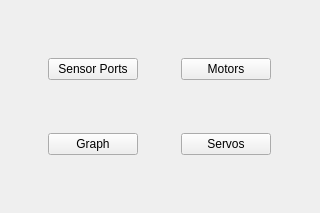
Qt form cbcui/ui/SensorsMotors.ui (kipr/cbc) before a commit.
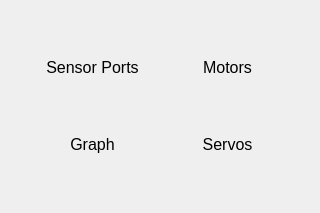
The same form after that commit. Icons and pictures are not drawn.

```diff
--- a/cbcui/ui/SensorsMotors.ui
+++ b/cbcui/ui/SensorsMotors.ui
@@ -13,55 +13,135 @@
   <property name="windowTitle">
    <string>Form</string>
   </property>
-  <layout class="QGridLayout" name="gridLayout">
-   <item row="0" column="0">
-    <widget class="QPushButton" name="ui_sensorPortsButton">
-     <property name="maximumSize">
+  <layout class="QGridLayout" >
+   <item row="0" column="0" >
+    <widget class="QPushButton" name="ui_sensorPortsButton" >
+     <property name="minimumSize" >
       <size>
-       <width>90</width>
-       <height>16777215</height>
+       <width>95</width>
+       <height>30</height>
       </size>
      </property>
-     <property name="text">
+     <property name="maximumSize" >
+      <size>
+       <width>95</width>
+       <height>30</height>
+      </size>
+     </property>
+     <property name="styleSheet" >
+      <string>QPushButton{
+border:0px;
+background-image:url(:/actions/rivet95x30L.png);
+color:black;
+font-size:12pt;
+}
+QPushButton:pressed{
+border:0px;
+background-image:url(:/actions/rivet95x30D.png);
+color:white;
+font-size:12pt;
+}</string>
+     </property>
+     <property name="text" >
       <string>Sensor Ports</string>
      </property>
     </widget>
    </item>
-   <item row="1" column="0">
-    <widget class="QPushButton" name="ui_graphButton">
-     <property name="maximumSize">
+   <item row="1" column="0" >
+    <widget class="QPushButton" name="ui_graphButton" >
+     <property name="minimumSize" >
       <size>
-       <width>90</width>
-       <height>16777215</height>
+       <width>95</width>
+       <height>30</height>
       </size>
      </property>
-     <property name="text">
+     <property name="maximumSize" >
+      <size>
+       <width>95</width>
+       <height>30</height>
+      </size>
+     </property>
+     <property name="styleSheet" >
+      <string>QPushButton{
+border:0px;
+background-image:url(:/actions/rivet95x30L.png);
+color:black;
+font-size:12pt;
+}
+QPushButton:pressed{
+border:0px;
+background-image:url(:/actions/rivet95x30D.png);
+color:white;
+font-size:12pt;
+}</string>
+     </property>
+     <property name="text" >
       <string>Graph</string>
      </property>
     </widget>
    </item>
-   <item row="0" column="1">
-    <widget class="QPushButton" name="ui_motorsButton">
-     <property name="maximumSize">
+   <item row="0" column="1" >
+    <widget class="QPushButton" name="ui_motorsButton" >
+     <property name="minimumSize" >
       <size>
-       <width>90</width>
-       <height>16777215</height>
+       <width>95</width>
+       <height>30</height>
       </size>
      </property>
-     <property name="text">
+     <property name="maximumSize" >
+      <size>
+       <width>95</width>
+       <height>30</height>
+      </size>
+     </property>
+     <property name="styleSheet" >
+      <string>QPushButton{
+border:0px;
+background-image:url(:/actions/rivet95x30L.png);
+color:black;
+font-size:12pt;
+}
+QPushButton:pressed{
+border:0px;
+background-image:url(:/actions/rivet95x30D.png);
+color:white;
+font-size:12pt;
+}</string>
+     </property>
+     <property name="text" >
       <string>Motors</string>
      </property>
     </widget>
    </item>
-   <item row="1" column="1">
-    <widget class="QPushButton" name="ui_servosButton">
-     <property name="maximumSize">
+   <item row="1" column="1" >
+    <widget class="QPushButton" name="ui_servosButton" >
+     <property name="minimumSize" >
       <size>
-       <width>90</width>
-       <height>16777215</height>
+       <width>95</width>
+       <height>30</height>
       </size>
      </property>
-     <property name="text">
+     <property name="maximumSize" >
+      <size>
+       <width>95</width>
+       <height>30</height>
+      </size>
+     </property>
+     <property name="styleSheet" >
+      <string>QPushButton{
+border:0px;
+background-image:url(:/actions/rivet95x30L.png);
+color:black;
+font-size:12pt;
+}
+QPushButton:pressed{
+border:0px;
+background-image:url(:/actions/rivet95x30D.png);
+color:white;
+font-size:12pt;
+}</string>
+     </property>
+     <property name="text" >
       <string>Servos</string>
      </property>
     </widget>
```
Left out of the diff: 9 changed lines with no effect on the pictures.
